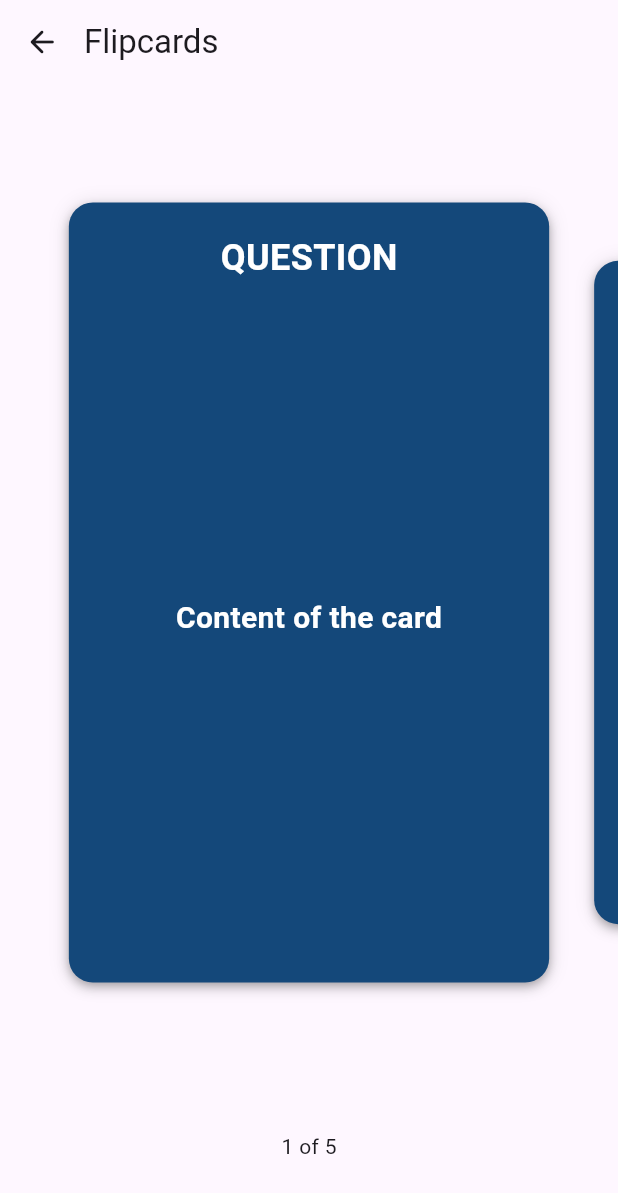
After one commit to jhiven/toefl-app, a Flutter app: the FlipcardScreen screen opened directly, on a phone screen of 412 x 824 dp. The commit adds this screen. Shown: the top 1193 px of the screen. Run offline on Flutter 3.47's test engine with Material 3 defaults, Android fonts, the light colour scheme and no system bars; drawn by our look-alikes of carousel_slider, flip_card; our stand-ins replace audioplayers, bloc, bot_toast, equatable, flutter_bloc, supabase_flutter; accounts and stored records are empty.

Commit message:
ui: flipcard

```diff
--- /dev/null
+++ b/lib/presentation/screens/flipcard_screen.dart
@@ -0,0 +1,86 @@
+import 'package:carousel_slider/carousel_slider.dart';
+import 'package:flip_card/flip_card.dart';
+import 'package:flutter/material.dart';
+import 'package:toefl_app/presentation/widgets/flipcard_widget.dart';
+
+class FlipcardScreen extends StatefulWidget {
+  const FlipcardScreen({super.key});
+
+  @override
+  State<FlipcardScreen> createState() => _FlipcardScreenState();
+}
+
+class _FlipcardScreenState extends State<FlipcardScreen> {
+  int _currentIndex = 0;
+  final keyList =
+      List.generate(5, (index) => GlobalKey<FlipCardState>());
+
+
+  @override
+  Widget build(BuildContext context) {
+    return Scaffold(
+      appBar: AppBar(
+        forceMaterialTransparency: true,
+        leading: IconButton(onPressed: () {}, icon: Icon(Icons.arrow_back_rounded)),
+        title: Text('Flipcards'),
+        titleSpacing: 0,
+      ),
+      body: Container(
+        width: MediaQuery.of(context).size.width,
+        child: Column(
+          mainAxisSize: MainAxisSize.max,
+          children: [
+            Expanded(
+              child: CarouselSlider.builder(
+                options: CarouselOptions(
+                  height: 600,
+                  viewportFraction: 0.85,
+                  enlargeCenterPage: true,
+                  enlargeStrategy: CenterPageEnlargeStrategy.height,
+                  enableInfiniteScroll: false,
+                  initialPage: 0,
+                  onPageChanged: (index, reason) {
+                    setState(() {
+                      if (keyList[_currentIndex].currentState?.isFront != true){
+                        keyList[_currentIndex].currentState?.toggleCard();
+                      }
+                      _currentIndex = index;
+                    });
+                  },
+                ),
+                itemCount: 5,
+                itemBuilder: (context, index, realIndex) {
+                  return SizedBox(
+                    width: MediaQuery.of(context).size.width,
+                    height: MediaQuery.of(context).size.height,
+                    child: FlipCard(
+                      key: keyList[index],
+                      flipOnTouch: disableFlip(index),
+                      front: FlipcardWidget(title: 'QUESTION', color: Color.fromRGBO(20, 72, 122, 1),),
+                      back: FlipcardWidget(title: 'ANSWER', color: Color.fromRGBO(246, 196, 16, 1),),
+                    ),
+                  );
+                },
+              ),
+            ),
+            Padding(
+              padding: const EdgeInsets.only(bottom: 50),
+              child: Text(
+                '${_currentIndex + 1} of 5',
+              ),
+            ),
+          ],
+        ),
+      ),
+    );
+  }
+
+  bool disableFlip(index) {
+    if(index != _currentIndex) {
+      return false;
+    }
+    else{
+      return true;
+    }
+  }
+}
--- /dev/null
+++ b/lib/presentation/widgets/flipcard_widget.dart
@@ -0,0 +1,49 @@
+import 'package:flutter/material.dart';
+
+class FlipcardWidget extends StatelessWidget {
+  final String title;
+  final Color color;
+
+  const FlipcardWidget({super.key, required this.title, required this.color});
+
+  @override
+  Widget build(BuildContext context) {
+    return Center(
+      child: Container(
+        margin: const EdgeInsets.all(15).copyWith(bottom: 50, top: 30),
+        padding: const EdgeInsets.all(20),
+        width: MediaQuery.of(context).size.width,
+        decoration: BoxDecoration(
+          // color: Color.fromRGBO(20, 72, 122, 1),
+          color: color,
+          borderRadius: BorderRadius.circular(16),
+          boxShadow: kElevationToShadow[4],
+        ),
+        child: Column(
+          children: [
+            Text(
+              title,
+              style: TextStyle(
+                fontWeight: FontWeight.bold,
+                fontSize: 24,
+                color: Colors.white,
+              ),
+            ),
+            Expanded(
+              child: Center(
+                child: Text(
+                  'Content of the card',
+                  style: TextStyle(
+                    fontWeight: FontWeight.bold,
+                    fontSize: 20,
+                    color: Colors.white,
+                  ),
+                ),
+              ),
+            ),
+          ],
+        ),
+      ),
+    );
+  }
+}
--- a/lib/test_main.dart
+++ b/lib/test_main.dart
@@ -1,9 +1,5 @@
 import 'package:flutter/material.dart';
-import 'package:flutter_bloc/flutter_bloc.dart';
-import 'package:toefl_app/domain/state/pick_cubit.dart';
-import 'package:toefl_app/domain/state/synonym_cubit.dart';
-import 'package:toefl_app/presentation/screens/pick_word.dart';
-import 'package:toefl_app/presentation/screens/synonym.dart';
+import 'package:toefl_app/test_screen.dart';
 
 void main() {
   runApp(const MainApp());
@@ -14,18 +10,8 @@ class MainApp extends StatelessWidget {
 
   @override
   Widget build(BuildContext context) {
-    return MultiBlocProvider(
-      providers: [
-        BlocProvider(
-          create: (context) => SynonymCubit(),
-        ),
-        BlocProvider(
-          create: (context) => PickCubit(),
-        )
-      ],
-      child: const MaterialApp(
-        home: PickWord(),
-      ),
+    return MaterialApp(
+      home: TestScreen(),
     );
   }
 }
--- a/pubspec.yaml
+++ b/pubspec.yaml
@@ -19,6 +19,8 @@ dependencies:
   flutter_svg: ^2.0.10+1
   audioplayers: ^6.0.0
   just_audio: ^0.9.37
+  carousel_slider: ^4.2.1
+  flip_card: ^0.7.0
 
 dev_dependencies:
   flutter_test:
```
Also changed, not shown: assets/images/flipcard_dialog_image_1.png (added), assets/images/flipcard_dialog_image_2.png (added), pubspec.lock.
